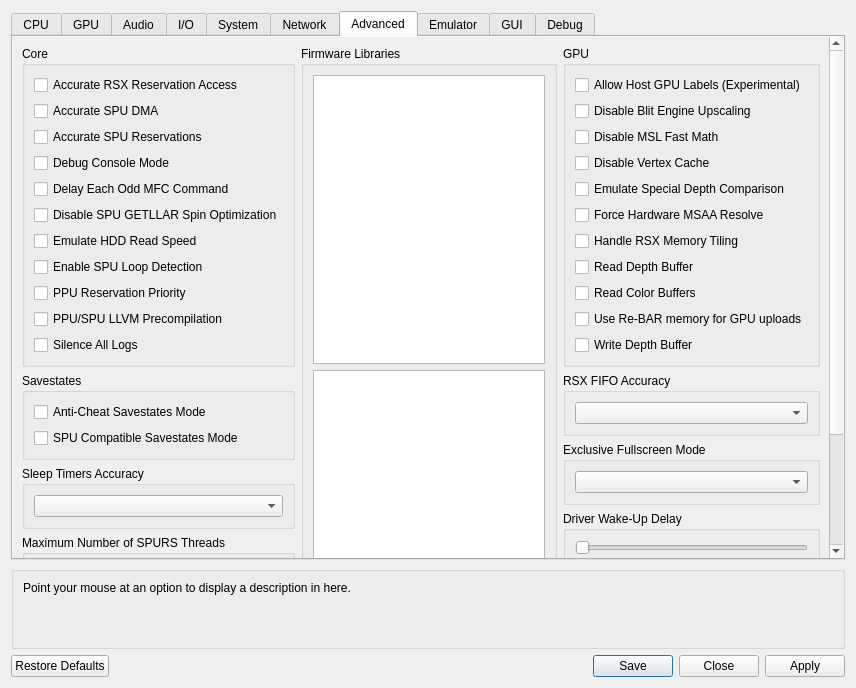
Qt form rpcs3/rpcs3qt/settings_dialog.ui (ARMSX2/ARMSX3) before a commit.
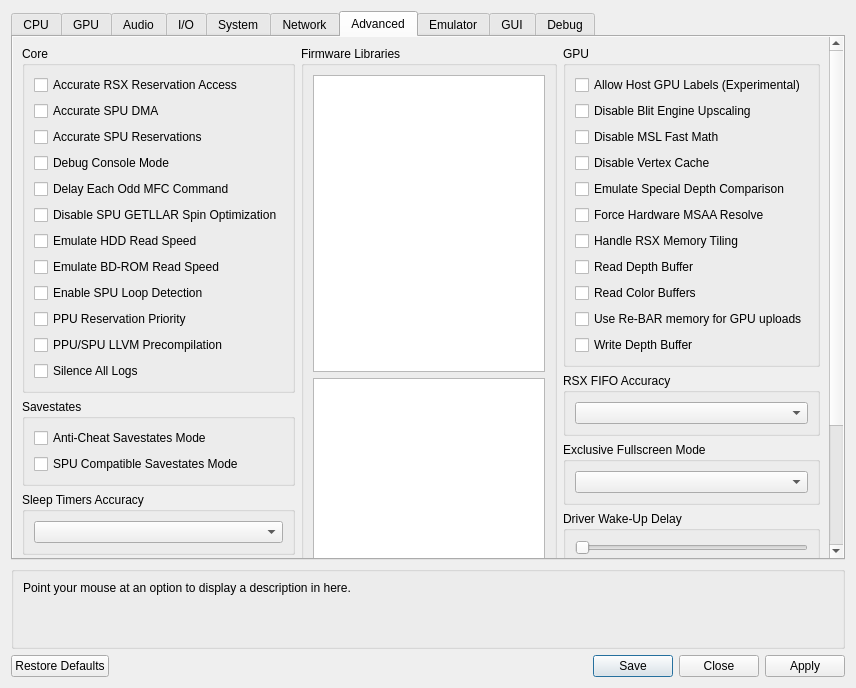
The same form after that commit. The open tabs and pages were chosen to show the change. Icons and pictures are not drawn. Custom widgets are drawn as their Qt base class.

Commit message: sys_fs: Add an option to emulate the BD-ROM read speed

```diff
--- a/rpcs3/rpcs3qt/settings_dialog.ui
+++ b/rpcs3/rpcs3qt/settings_dialog.ui
@@ -2537,6 +2537,13 @@
                     </property>
                    </widget>
                   </item>
+                  <item>
+                   <widget class="QCheckBox" name="emulateBdvdSpeed">
+                    <property name="text">
+                     <string>Emulate BD-ROM Read Speed</string>
+                    </property>
+                   </widget>
+                  </item>
                   <item>
                    <widget class="QCheckBox" name="spuLoopDetection">
                     <property name="text">
```
The commit also changes 6 other files.
